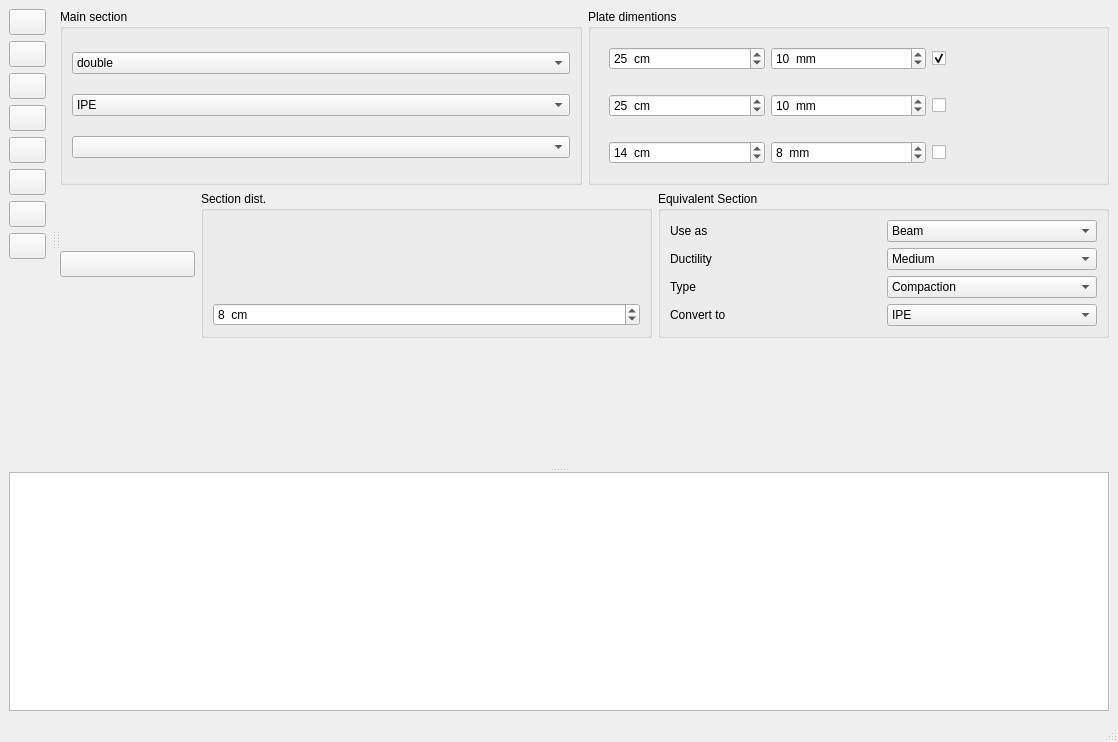
Before: the Qt Designer form applications/section/mainwindow.ui in ebrahimraeyat/civilTools, drawn with Qt 5.
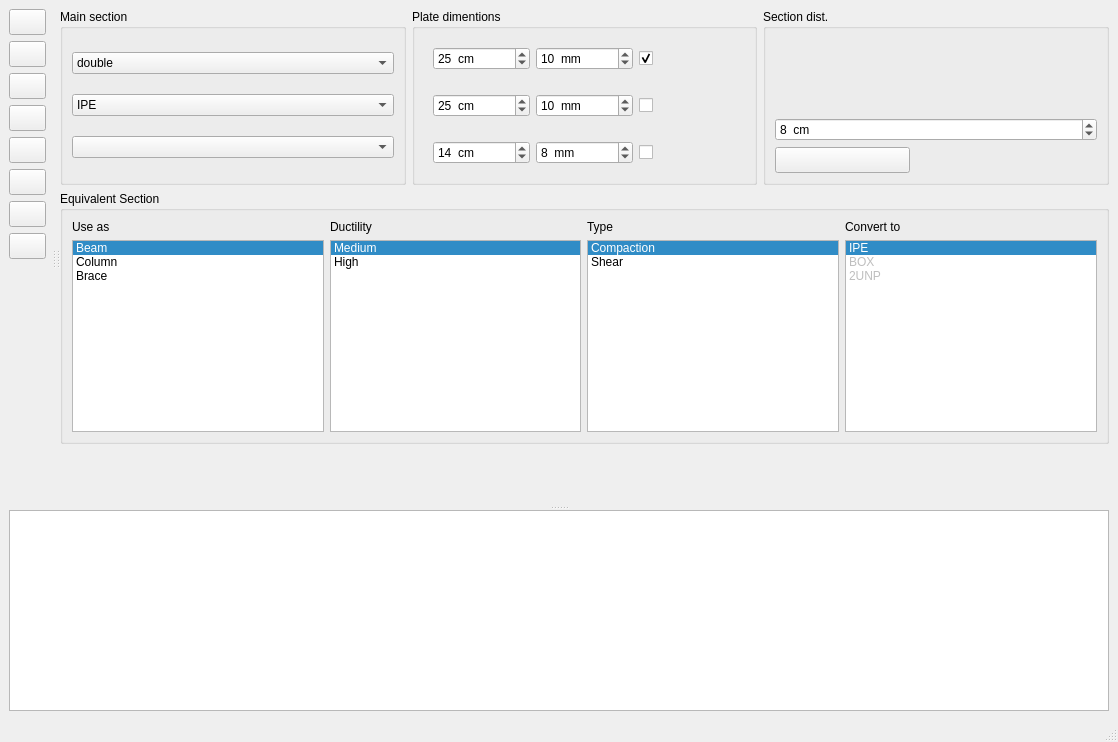
After: the same form once the commit is applied. Icons and pictures are not drawn.

Commit message: change gui for multi input in sections

Diff of the .ui file:
```diff
--- a/applications/section/mainwindow.ui
+++ b/applications/section/mainwindow.ui
@@ -796,63 +796,6 @@
                 </layout>
                </widget>
               </item>
-             </layout>
-            </item>
-            <item>
-             <layout class="QHBoxLayout" name="horizontalLayout">
-              <item>
-               <widget class="QPushButton" name="calculate_Button">
-                <property name="enabled">
-                 <bool>true</bool>
-                </property>
-                <property name="sizePolicy">
-                 <sizepolicy hsizetype="Minimum" vsizetype="Fixed">
-                  <horstretch>0</horstretch>
-                  <verstretch>0</verstretch>
-                 </sizepolicy>
-                </property>
-                <property name="maximumSize">
-                 <size>
-                  <width>135</width>
-                  <height>16777215</height>
-                 </size>
-                </property>
-                <property name="font">
-                 <font>
-                  <family>Noto Sans</family>
-                  <pointsize>10</pointsize>
-                  <weight>50</weight>
-                  <italic>true</italic>
-                  <bold>false</bold>
-                 </font>
-                </property>
-                <property name="toolTip">
-                 <string>add section</string>
-                </property>
-                <property name="styleSheet">
-                 <string notr="true">font: italic 10pt &quot;Noto Sans&quot;;</string>
-                </property>
-                <property name="text">
-                 <string/>
-                </property>
-                <property name="icon">
-                 <iconset resource="resource.qrc">
-                  <normaloff>:/section/images/run.svg</normaloff>:/section/images/run.svg</iconset>
-                </property>
-                <property name="iconSize">
-                 <size>
-                  <width>33</width>
-                  <height>135</height>
-                 </size>
-                </property>
-                <property name="shortcut">
-                 <string>Ctrl+R</string>
-                </property>
-                <property name="flat">
-                 <bool>false</bool>
-                </property>
-               </widget>
-              </item>
               <item>
                <widget class="QGroupBox" name="groupBox_4">
                 <property name="title">
@@ -888,24 +831,100 @@
                    </property>
                   </widget>
                  </item>
+                 <item>
+                  <widget class="QPushButton" name="calculate_Button">
+                   <property name="enabled">
+                    <bool>true</bool>
+                   </property>
+                   <property name="sizePolicy">
+                    <sizepolicy hsizetype="Minimum" vsizetype="Fixed">
+                     <horstretch>0</horstretch>
+                     <verstretch>0</verstretch>
+                    </sizepolicy>
+                   </property>
+                   <property name="maximumSize">
+                    <size>
+                     <width>135</width>
+                     <height>16777215</height>
+                    </size>
+                   </property>
+                   <property name="font">
+                    <font>
+                     <family>Noto Sans</family>
+                     <pointsize>10</pointsize>
+                     <weight>50</weight>
+                     <italic>true</italic>
+                     <bold>false</bold>
+                    </font>
+                   </property>
+                   <property name="toolTip">
+                    <string>add section</string>
+                   </property>
+                   <property name="styleSheet">
+                    <string notr="true">font: italic 10pt &quot;Noto Sans&quot;;</string>
+                   </property>
+                   <property name="text">
+                    <string/>
+                   </property>
+                   <property name="icon">
+                    <iconset resource="resource.qrc">
+                     <normaloff>:/section/images/run.svg</normaloff>:/section/images/run.svg</iconset>
+                   </property>
+                   <property name="iconSize">
+                    <size>
+                     <width>33</width>
+                     <height>135</height>
+                    </size>
+                   </property>
+                   <property name="shortcut">
+                    <string>Ctrl+R</string>
+                   </property>
+                   <property name="flat">
+                    <bool>false</bool>
+                   </property>
+                  </widget>
+                 </item>
                 </layout>
                </widget>
               </item>
+             </layout>
+            </item>
+            <item>
+             <layout class="QHBoxLayout" name="horizontalLayout">
               <item>
                <widget class="QGroupBox" name="groupBox_5">
                 <property name="title">
                  <string>Equivalent Section</string>
                 </property>
                 <layout class="QGridLayout" name="gridLayout_3">
+                 <item row="1" column="0">
+                  <widget class="QLabel" name="label_2">
+                   <property name="text">
+                    <string>Use as</string>
+                   </property>
+                  </widget>
+                 </item>
+                 <item row="1" column="1">
+                  <widget class="QLabel" name="label_3">
+                   <property name="text">
+                    <string>Ductility</string>
+                   </property>
+                  </widget>
+                 </item>
                  <item row="2" column="0">
-                  <widget class="QLabel" name="label_4">
-                   <property name="text">
-                    <string>Type</string>
+                  <widget class="QListWidget" name="useAsList">
+                   <property name="verticalScrollBarPolicy">
+                    <enum>Qt::ScrollBarAsNeeded</enum>
                    </property>
-                  </widget>
-                 </item>
-                 <item row="0" column="1">
-                  <widget class="QComboBox" name="useAsBox">
+                   <property name="sizeAdjustPolicy">
+                    <enum>QAbstractScrollArea::AdjustIgnored</enum>
+                   </property>
+                   <property name="selectionMode">
+                    <enum>QAbstractItemView::ExtendedSelection</enum>
+                   </property>
+                   <property name="currentRow">
+                    <number>0</number>
+                   </property>
                    <item>
                     <property name="text">
                      <string>Beam</string>
@@ -935,15 +954,20 @@
                    </item>
                   </widget>
                  </item>
-                 <item row="0" column="0">
-                  <widget class="QLabel" name="label_2">
-                   <property name="text">
-                    <string>Use as</string>
+                 <item row="2" column="2">
+                  <widget class="QListWidget" name="equivalent_type_list">
+                   <property name="verticalScrollBarPolicy">
+                    <enum>Qt::ScrollBarAsNeeded</enum>
                    </property>
-                  </widget>
-                 </item>
-                 <item row="2" column="1">
-                  <widget class="QComboBox" name="equivalent_type_box">
+                   <property name="sizeAdjustPolicy">
+                    <enum>QAbstractScrollArea::AdjustIgnored</enum>
+                   </property>
+                   <property name="selectionMode">
+                    <enum>QAbstractItemView::ExtendedSelection</enum>
+                   </property>
+                   <property name="currentRow">
+                    <number>0</number>
+                   </property>
                    <item>
                     <property name="text">
                      <string>Compaction</string>
@@ -964,44 +988,27 @@
                    </item>
                   </widget>
                  </item>
-                 <item row="1" column="0">
-                  <widget class="QLabel" name="label_3">
-                   <property name="text">
-                    <string>Ductility</string>
-                   </property>
-                  </widget>
-                 </item>
-                 <item row="1" column="1">
-                  <widget class="QComboBox" name="ductilityBox">
-                   <item>
-                    <property name="text">
-                     <string>Medium</string>
-                    </property>
-                    <property name="icon">
-                     <iconset resource="resource_1.qrc">
-                      <normaloff>:/section/images/r_med.svg</normaloff>:/section/images/r_med.svg</iconset>
-                    </property>
-                   </item>
-                   <item>
-                    <property name="text">
-                     <string>High</string>
-                    </property>
-                    <property name="icon">
-                     <iconset resource="resource_1.qrc">
-                      <normaloff>:/section/images/r_hight.svg</normaloff>:/section/images/r_hight.svg</iconset>
-                    </property>
-                   </item>
-                  </widget>
-                 </item>
-                 <item row="3" column="0">
+                 <item row="1" column="3">
                   <widget class="QLabel" name="label_5">
                    <property name="text">
                     <string>Convert to</string>
                    </property>
                   </widget>
                  </item>
-                 <item row="3" column="1">
-                  <widget class="QComboBox" name="convert_to_box">
+                 <item row="2" column="3">
+                  <widget class="QListWidget" name="equivalent_type_list_2">
+                   <property name="verticalScrollBarPolicy">
+                    <enum>Qt::ScrollBarAsNeeded</enum>
+                   </property>
+                   <property name="sizeAdjustPolicy">
+                    <enum>QAbstractScrollArea::AdjustIgnored</enum>
+                   </property>
+                   <property name="selectionMode">
+                    <enum>QAbstractItemView::ExtendedSelection</enum>
+                   </property>
+                   <property name="currentRow">
+                    <number>0</number>
+                   </property>
                    <item>
                     <property name="text">
                      <string>IPE</string>
@@ -1019,6 +1026,9 @@
                      <iconset resource="resource_1.qrc">
                       <normaloff>:/section/images/BOX.png</normaloff>:/section/images/BOX.png</iconset>
                     </property>
+                    <property name="flags">
+                     <set>ItemIsSelectable|ItemIsDragEnabled|ItemIsUserCheckable</set>
+                    </property>
                    </item>
                    <item>
                     <property name="text">
@@ -1028,9 +1038,53 @@
                      <iconset resource="resource_1.qrc">
                       <normaloff>:/section/images/2UNP.svg</normaloff>:/section/images/2UNP.svg</iconset>
                     </property>
+                    <property name="flags">
+                     <set>ItemIsSelectable|ItemIsDragEnabled|ItemIsUserCheckable</set>
+                    </property>
                    </item>
                   </widget>
                  </item>
+                 <item row="2" column="1">
+                  <widget class="QListWidget" name="ductilityList">
+                   <property name="verticalScrollBarPolicy">
+                    <enum>Qt::ScrollBarAsNeeded</enum>
+                   </property>
+                   <property name="sizeAdjustPolicy">
+                    <enum>QAbstractScrollArea::AdjustIgnored</enum>
+                   </property>
+                   <property name="selectionMode">
+                    <enum>QAbstractItemView::ExtendedSelection</enum>
+                   </property>
+                   <property name="currentRow">
+                    <number>0</number>
+                   </property>
+                   <item>
+                    <property name="text">
+                     <string>Medium</string>
+                    </property>
+                    <property name="icon">
+                     <iconset resource="resource_1.qrc">
+                      <normaloff>:/section/images/r_med.svg</normaloff>:/section/images/r_med.svg</iconset>
+                    </property>
+                   </item>
+                   <item>
+                    <property name="text">
+                     <string>High</string>
+                    </property>
+                    <property name="icon">
+                     <iconset resource="resource_1.qrc">
+                      <normaloff>:/section/images/r_hight.svg</normaloff>:/section/images/r_hight.svg</iconset>
+                    </property>
+                   </item>
+                  </widget>
+                 </item>
+                 <item row="1" column="2">
+                  <widget class="QLabel" name="label_4">
+                   <property name="text">
+                    <string>Type</string>
+                   </property>
+                  </widget>
+                 </item>
                 </layout>
                </widget>
               </item>
```
The commit also changes 1 other file.
